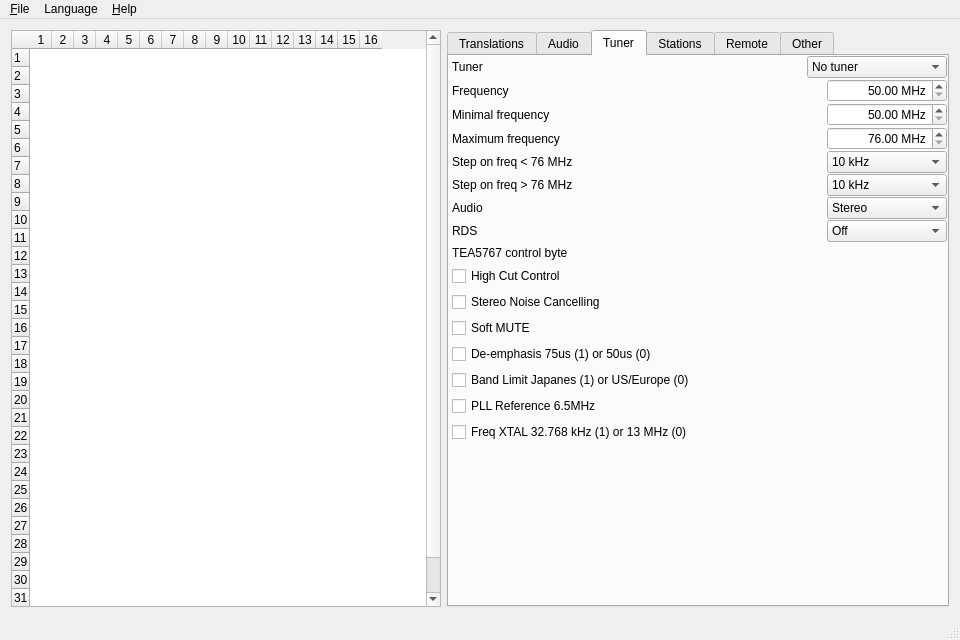
Qt form editor/mainwindow.ui (WiseLord/ampcontrol) before a commit.
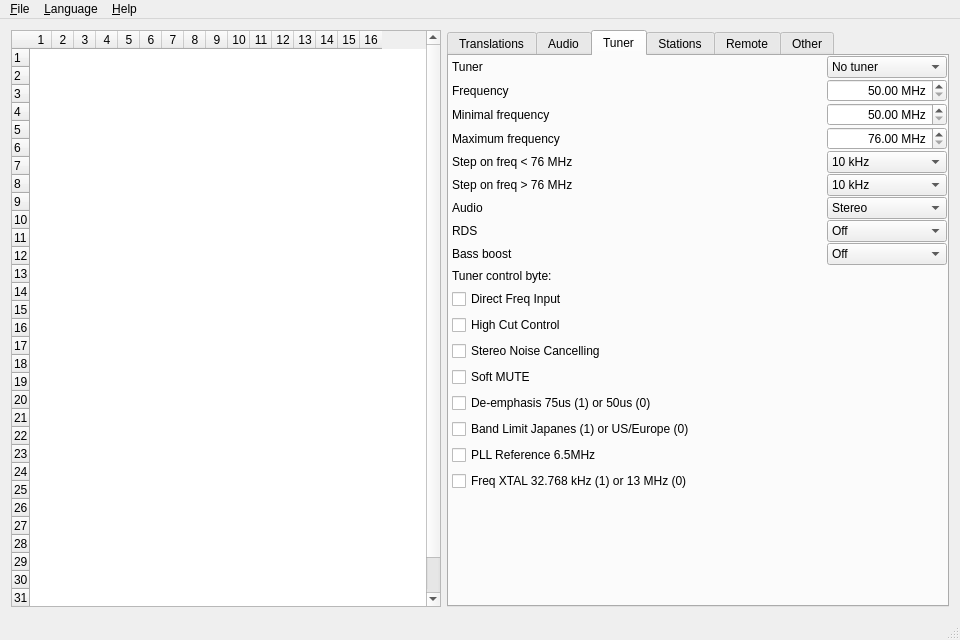
The same form after that commit. The open tabs and pages were chosen to show the change. Custom widgets are drawn as their Qt base class.

```diff
--- a/editor/mainwindow.ui
+++ b/editor/mainwindow.ui
@@ -433,7 +433,12 @@
              </item>
              <item>
               <property name="text">
-               <string>RDA580x</string>
+               <string>TUNER_AUDIO</string>
+              </property>
+             </item>
+             <item>
+              <property name="text">
+               <string>R2S15904SP</string>
               </property>
              </item>
             </widget>
@@ -654,7 +659,7 @@
          </widget>
         </item>
         <item>
-         <widget class="QWidget" name="wgtToneDefeat" native="true">
+         <widget class="QWidget" name="wgtToneBypass" native="true">
           <layout class="QHBoxLayout" name="horizontalLayout_35" stretch="1,0">
            <property name="spacing">
             <number>0</number>
@@ -672,14 +677,14 @@
             <number>0</number>
            </property>
            <item>
-            <widget class="QLabel" name="lblToneDefeat">
+            <widget class="QLabel" name="lblToneBypass">
              <property name="text">
-              <string>Tone defeat</string>
+              <string>Tone bypass</string>
              </property>
             </widget>
            </item>
            <item>
-            <widget class="QComboBox" name="cbxToneDefeat">
+            <widget class="QComboBox" name="cbxToneBypass">
              <property name="minimumSize">
               <size>
                <width>120</width>
@@ -1021,7 +1026,7 @@
              </item>
              <item>
               <property name="text">
-               <string>RDA5807 direct freq</string>
+               <string>Si4703</string>
               </property>
              </item>
              <item>
@@ -1406,6 +1411,54 @@
           </layout>
          </widget>
         </item>
+        <item>
+         <widget class="QWidget" name="wgtFmBass" native="true">
+          <layout class="QHBoxLayout" name="horizontalLayout_44" stretch="1,0">
+           <property name="spacing">
+            <number>0</number>
+           </property>
+           <property name="leftMargin">
+            <number>3</number>
+           </property>
+           <property name="topMargin">
+            <number>0</number>
+           </property>
+           <property name="rightMargin">
+            <number>0</number>
+           </property>
+           <property name="bottomMargin">
+            <number>0</number>
+           </property>
+           <item>
+            <widget class="QLabel" name="lblFmBass">
+             <property name="text">
+              <string>Bass boost</string>
+             </property>
+            </widget>
+           </item>
+           <item>
+            <widget class="QComboBox" name="cbxFmBass">
+             <property name="minimumSize">
+              <size>
+               <width>120</width>
+               <height>0</height>
+              </size>
+             </property>
+             <item>
+              <property name="text">
+               <string>Off</string>
+              </property>
+             </item>
+             <item>
+              <property name="text">
+               <string>On</string>
+              </property>
+             </item>
+            </widget>
+           </item>
+          </layout>
+         </widget>
+        </item>
         <item>
          <widget class="QWidget" name="wgtFmctrl" native="true">
           <layout class="QVBoxLayout" name="verticalLayout_4">
@@ -1418,7 +1471,14 @@
            <item>
             <widget class="QLabel" name="lblFmctrl">
              <property name="text">
-              <string>TEA5767 control byte</string>
+              <string>Tuner control byte:</string>
+             </property>
+            </widget>
+           </item>
+           <item>
+            <widget class="QCheckBox" name="cbxFmctrlDfreq">
+             <property name="text">
+              <string>Direct Freq Input</string>
              </property>
             </widget>
            </item>
@@ -1444,7 +1504,7 @@
             </widget>
            </item>
            <item>
-            <widget class="QCheckBox" name="cbxFmctrlDtc">
+            <widget class="QCheckBox" name="cbxFmctrlDe">
              <property name="text">
               <string>De-emphasis 75us (1) or 50us (0)</string>
              </property>
@@ -2101,7 +2161,7 @@
      <x>0</x>
      <y>0</y>
      <width>960</width>
-     <height>20</height>
+     <height>27</height>
     </rect>
    </property>
    <widget class="QMenu" name="menuFile">
@@ -2123,7 +2183,7 @@
    </widget>
    <widget class="QMenu" name="menuLang">
     <property name="title">
-     <string>Language</string>
+     <string>&amp;Language</string>
     </property>
     <addaction name="actionLangAuto"/>
     <addaction name="actionLangBelarusian"/>
```
Left out of the diff: 335 changed lines with no effect on the pictures.
